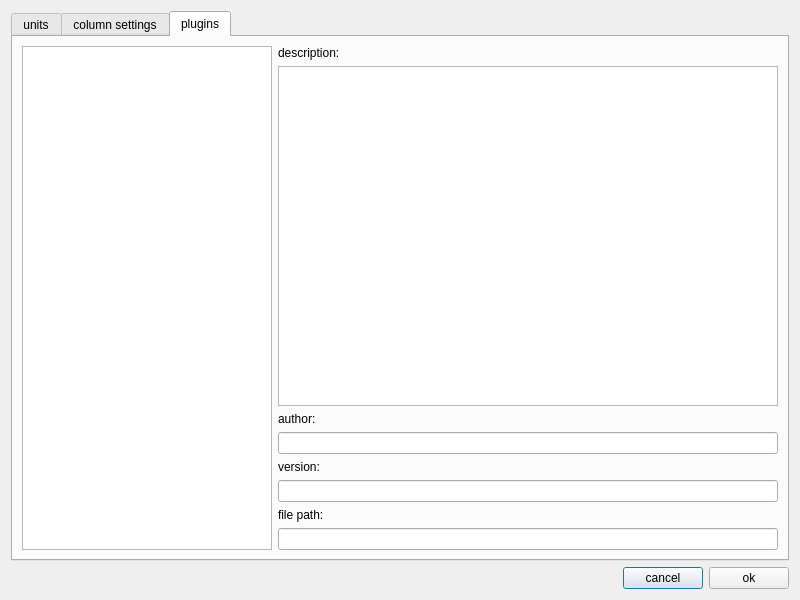
Above: ui/settingsdialog.ui from OpenIndy/OpenIndy before the change. Below: the same form after it.
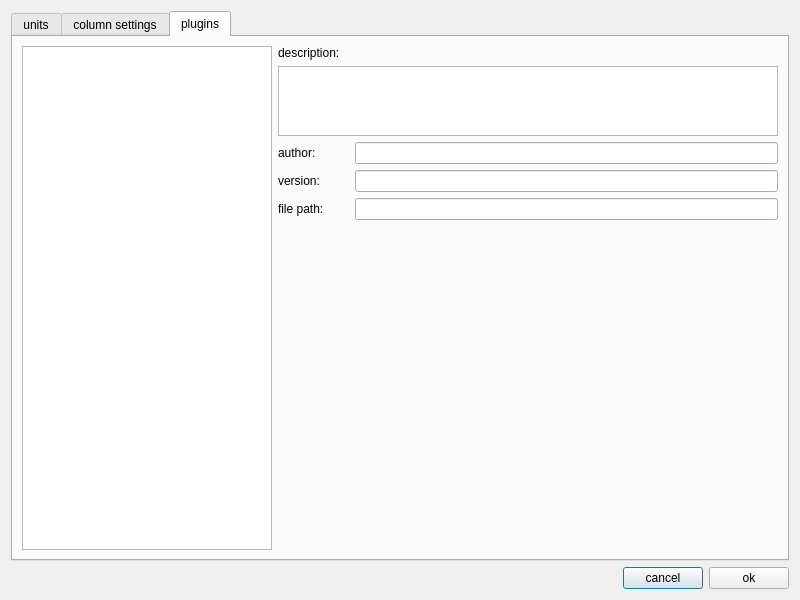
That is the form after the change. The open tabs and pages were chosen to show the change.

Commit message: treeview in plugin manager #8

```diff
--- a/ui/settingsdialog.ui
+++ b/ui/settingsdialog.ui
@@ -21,7 +21,7 @@
   </property>
   <layout class="QGridLayout" name="gridLayout_2">
    <item row="0" column="0">
-    <layout class="QVBoxLayout" name="verticalLayout">
+    <layout class="QVBoxLayout" name="verticalLayout" stretch="1,0">
      <item>
       <widget class="QTabWidget" name="tabWidget_settings">
        <property name="sizePolicy">
@@ -154,7 +154,7 @@
         </attribute>
         <layout class="QGridLayout" name="gridLayout">
          <item row="0" column="0">
-          <layout class="QHBoxLayout" name="horizontalLayout_8" stretch="1,2">
+          <layout class="QHBoxLayout" name="horizontalLayout_11" stretch="1,2">
            <item>
             <layout class="QVBoxLayout" name="verticalLayout_4">
              <item>
@@ -162,6 +162,8 @@
              </item>
             </layout>
            </item>
+           <item>
+            <layout class="QVBoxLayout" name="verticalLayout_6" stretch="1,2">
            <item>
             <layout class="QVBoxLayout" name="verticalLayout_3">
              <item>
@@ -175,6 +177,8 @@
               <widget class="QTextBrowser" name="textBrowser"/>
              </item>
              <item>
+                <layout class="QHBoxLayout" name="horizontalLayout_8" stretch="1,6">
+                 <item>
               <widget class="QLabel" name="label_2">
                <property name="text">
                 <string>author:</string>
@@ -184,6 +188,10 @@
              <item>
               <widget class="QLineEdit" name="lineEdit_3"/>
              </item>
+                </layout>
+               </item>
+               <item>
+                <layout class="QHBoxLayout" name="horizontalLayout_9" stretch="1,6">
              <item>
               <widget class="QLabel" name="label_3">
                <property name="text">
@@ -194,6 +202,10 @@
              <item>
               <widget class="QLineEdit" name="lineEdit_2"/>
              </item>
+                </layout>
+               </item>
+               <item>
+                <layout class="QHBoxLayout" name="horizontalLayout_10" stretch="1,6">
              <item>
               <widget class="QLabel" name="label_4">
                <property name="text">
@@ -203,6 +215,20 @@
              </item>
              <item>
               <widget class="QLineEdit" name="lineEdit"/>
+                 </item>
+                </layout>
+               </item>
+              </layout>
+             </item>
+             <item>
+              <widget class="QWidget" name="widget_pluginInfo" native="true">
+               <property name="sizePolicy">
+                <sizepolicy hsizetype="Preferred" vsizetype="Expanding">
+                 <horstretch>0</horstretch>
+                 <verstretch>0</verstretch>
+                </sizepolicy>
+               </property>
+              </widget>
              </item>
             </layout>
            </item>
```
Left out of the diff: 14 changed lines with no effect on the pictures. Lines whose indentation alone changed are shown as unchanged. The commit also changes 4 other files.
